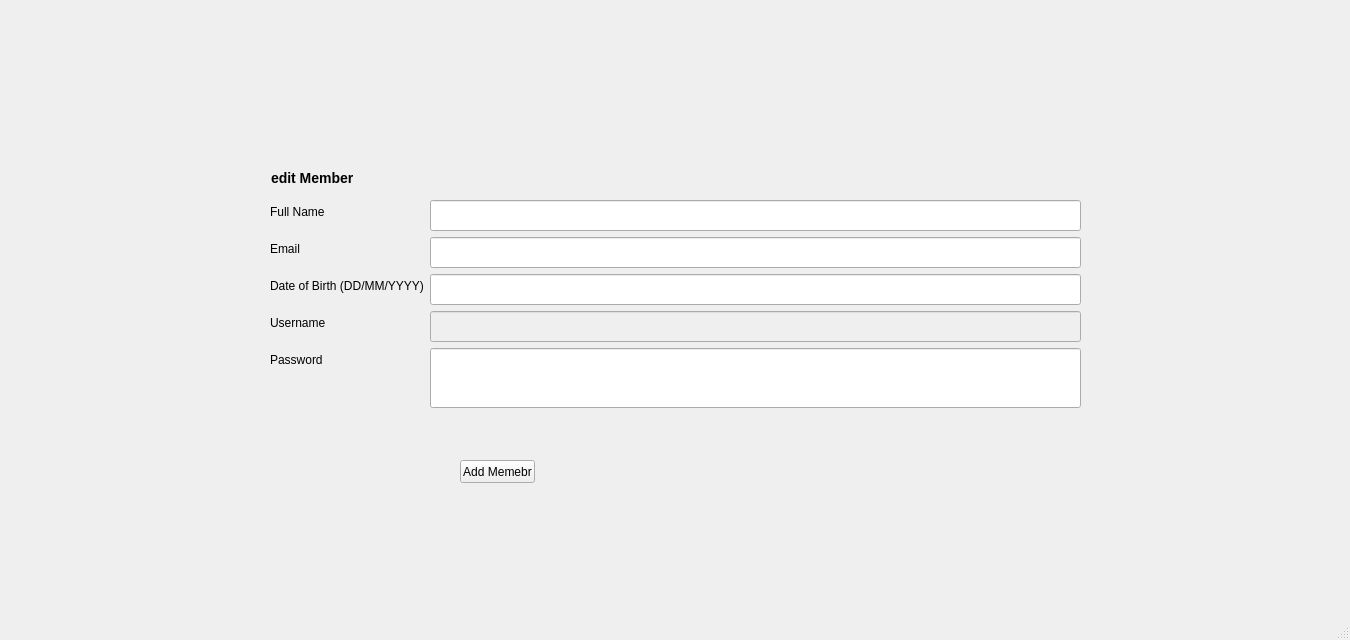
First picture: the form in CS106LibraryInformationSystem/LibraryInformationSystem/adminmemberedit.ui, repository janelle-lr/CS106LibraryInformationSystem, before the edit.
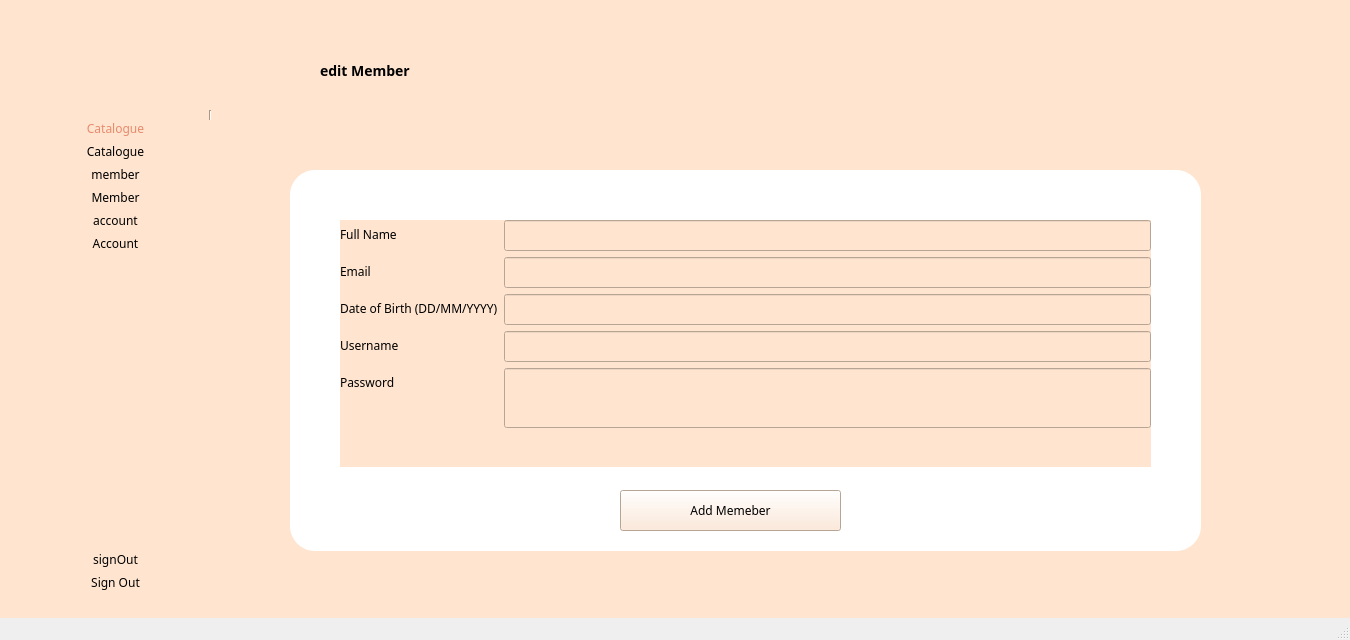
Second picture: the form after the edit. Icons and pictures are not drawn.

```diff
--- a/CS106LibraryInformationSystem/LibraryInformationSystem/adminmemberedit.ui
+++ b/CS106LibraryInformationSystem/LibraryInformationSystem/adminmemberedit.ui
@@ -26,11 +26,61 @@
    <string>MainWindow</string>
   </property>
   <widget class="QWidget" name="centralwidget">
+   <property name="styleSheet">
+    <string notr="true">QWidget{
+	background: #FFE5D0;
+	font-family: Montserrat;
+}</string>
+   </property>
+   <widget class="QLabel" name="label_6">
+    <property name="geometry">
+     <rect>
+      <x>320</x>
+      <y>30</y>
+      <width>131</width>
+      <height>81</height>
+     </rect>
+    </property>
+    <property name="sizePolicy">
+     <sizepolicy hsizetype="Preferred" vsizetype="Fixed">
+      <horstretch>0</horstretch>
+      <verstretch>0</verstretch>
+     </sizepolicy>
+    </property>
+    <property name="styleSheet">
+     <string notr="true">QLabel{
+	font-weight: bold;
+	font-size: 14px;
+
+}</string>
+    </property>
+    <property name="text">
+     <string>edit Member</string>
+    </property>
+   </widget>
+   <widget class="QGroupBox" name="groupBox">
+    <property name="geometry">
+     <rect>
+      <x>290</x>
+      <y>170</y>
+      <width>911</width>
+      <height>381</height>
+     </rect>
+    </property>
+    <property name="styleSheet">
+     <string notr="true">QGroupBox{
+	border-radius: 25px;
+	background: rgb(255, 255, 255);
+}</string>
+    </property>
+    <property name="title">
+     <string/>
+    </property>
    <widget class="QWidget" name="layoutWidget">
     <property name="geometry">
      <rect>
-      <x>270</x>
-      <y>200</y>
+       <x>50</x>
+       <y>50</y>
       <width>811</width>
       <height>247</height>
      </rect>
@@ -209,44 +259,191 @@
      </item>
     </layout>
    </widget>
-   <widget class="QLabel" name="label_6">
-    <property name="geometry">
-     <rect>
-      <x>271</x>
-      <y>137</y>
-      <width>1019</width>
-      <height>81</height>
-     </rect>
-    </property>
-    <property name="sizePolicy">
-     <sizepolicy hsizetype="Preferred" vsizetype="Fixed">
-      <horstretch>0</horstretch>
-      <verstretch>0</verstretch>
-     </sizepolicy>
-    </property>
-    <property name="styleSheet">
-     <string notr="true">QLabel{
-	font-weight: bold;
-	font-size: 14px;
-
-}</string>
-    </property>
-    <property name="text">
-     <string>edit Member</string>
-    </property>
-   </widget>
    <widget class="QPushButton" name="updateMemberButton">
     <property name="geometry">
      <rect>
-      <x>460</x>
-      <y>460</y>
-      <width>75</width>
-      <height>23</height>
+       <x>330</x>
+       <y>320</y>
+       <width>221</width>
+       <height>41</height>
      </rect>
     </property>
     <property name="text">
-     <string>Add Memebr</string>
-    </property>
+      <string>Add Memeber</string>
+     </property>
+    </widget>
+   </widget>
+   <widget class="QLabel" name="logoImage">
+    <property name="geometry">
+     <rect>
+      <x>10</x>
+      <y>20</y>
+      <width>221</width>
+      <height>71</height>
+     </rect>
+    </property>
+    <property name="text">
+     <string/>
+    </property>
+    <property name="pixmap">
+     <pixmap resource="resources.qrc">:/resources/images/bblLogo.png</pixmap>
+    </property>
+   </widget>
+   <widget class="Line" name="line">
+    <property name="geometry">
+     <rect>
+      <x>200</x>
+      <y>110</y>
+      <width>21</width>
+      <height>481</height>
+     </rect>
+    </property>
+    <property name="styleSheet">
+     <string notr="true">Line{
+	color:rgb(221, 46, 68);
+}</string>
+    </property>
+    <property name="orientation">
+     <enum>Qt::Vertical</enum>
+    </property>
+   </widget>
+   <widget class="QWidget" name="layoutWidget_2">
+    <property name="geometry">
+     <rect>
+      <x>20</x>
+      <y>120</y>
+      <width>191</width>
+      <height>471</height>
+     </rect>
+    </property>
+    <layout class="QVBoxLayout" name="verticalLayout">
+     <item>
+      <widget class="QLabel" name="catalogueIcon">
+       <property name="styleSheet">
+        <string notr="true">QLabel{
+	color: rgb(231, 138, 107);
+}</string>
+       </property>
+       <property name="text">
+        <string>Catalogue</string>
+       </property>
+       <property name="alignment">
+        <set>Qt::AlignCenter</set>
+       </property>
+      </widget>
+     </item>
+     <item>
+      <widget class="QPushButton" name="catalogueBtn">
+       <property name="styleSheet">
+        <string notr="true">QPushButton{
+	border-radius:15px;
+	font: 14px &quot;Montserrat&quot;;
+}
+
+QPushButton:hover {
+	text-decoration: underline;
+}</string>
+       </property>
+       <property name="text">
+        <string>Catalogue</string>
+       </property>
+      </widget>
+     </item>
+     <item>
+      <widget class="QLabel" name="memberIcon">
+       <property name="text">
+        <string>member</string>
+       </property>
+       <property name="alignment">
+        <set>Qt::AlignCenter</set>
+       </property>
+      </widget>
+     </item>
+     <item>
+      <widget class="QPushButton" name="memberBtn">
+       <property name="styleSheet">
+        <string notr="true">QPushButton{
+	border-radius:15px;
+	font: 14px &quot;Montserrat&quot;;
+}
+
+QPushButton:hover {
+	text-decoration: underline;
+}</string>
+       </property>
+       <property name="text">
+        <string>Member</string>
+       </property>
+      </widget>
+     </item>
+     <item>
+      <widget class="QLabel" name="accountIcon">
+       <property name="text">
+        <string>account</string>
+       </property>
+       <property name="alignment">
+        <set>Qt::AlignCenter</set>
+       </property>
+      </widget>
+     </item>
+     <item>
+      <widget class="QPushButton" name="accountBtn">
+       <property name="styleSheet">
+        <string notr="true">QPushButton{
+	border-radius:15px;
+	font: 14px &quot;Montserrat&quot;;
+}
+
+QPushButton:hover {
+	text-decoration: underline;
+}</string>
+       </property>
+       <property name="text">
+        <string>Account</string>
+       </property>
+      </widget>
+     </item>
+     <item>
+      <spacer name="verticalSpacer">
+       <property name="orientation">
+        <enum>Qt::Vertical</enum>
+       </property>
+       <property name="sizeHint" stdset="0">
+        <size>
+         <width>20</width>
+         <height>40</height>
+        </size>
+       </property>
+      </spacer>
+     </item>
+     <item>
+      <widget class="QLabel" name="signoutIcon">
+       <property name="text">
+        <string>signOut</string>
+       </property>
+       <property name="alignment">
+        <set>Qt::AlignCenter</set>
+       </property>
+      </widget>
+     </item>
+     <item>
+      <widget class="QPushButton" name="signoutBtn">
+       <property name="styleSheet">
+        <string notr="true">QPushButton{
+	border-radius:15px;
+	font: 14px &quot;Montserrat&quot;;
+}
+
+QPushButton:hover {
+	text-decoration: underline;
+}</string>
+       </property>
+       <property name="text">
+        <string>Sign Out</string>
+       </property>
+      </widget>
+     </item>
+    </layout>
    </widget>
   </widget>
   <widget class="QMenuBar" name="menubar">
```
Left out of the diff: 4 changed lines with no effect on the pictures. Lines whose indentation alone changed are shown as unchanged.
